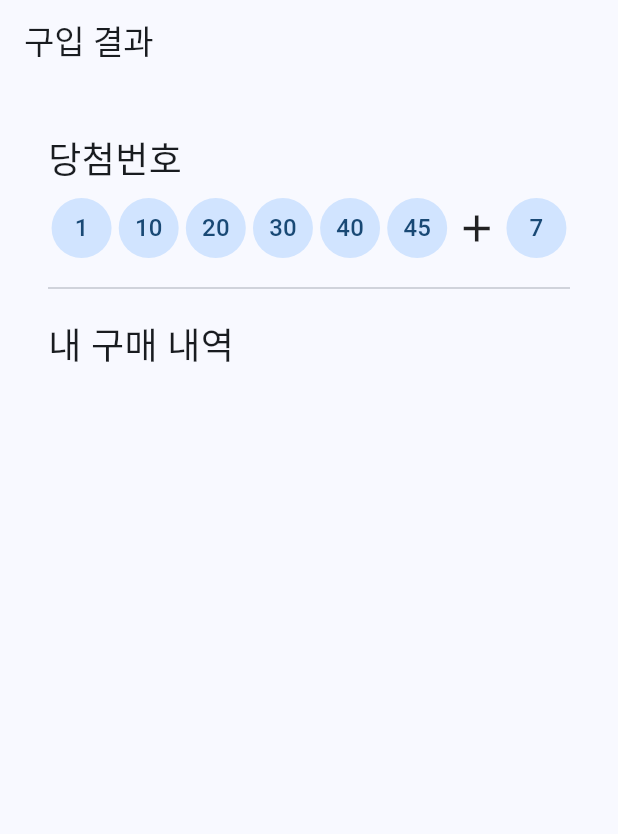
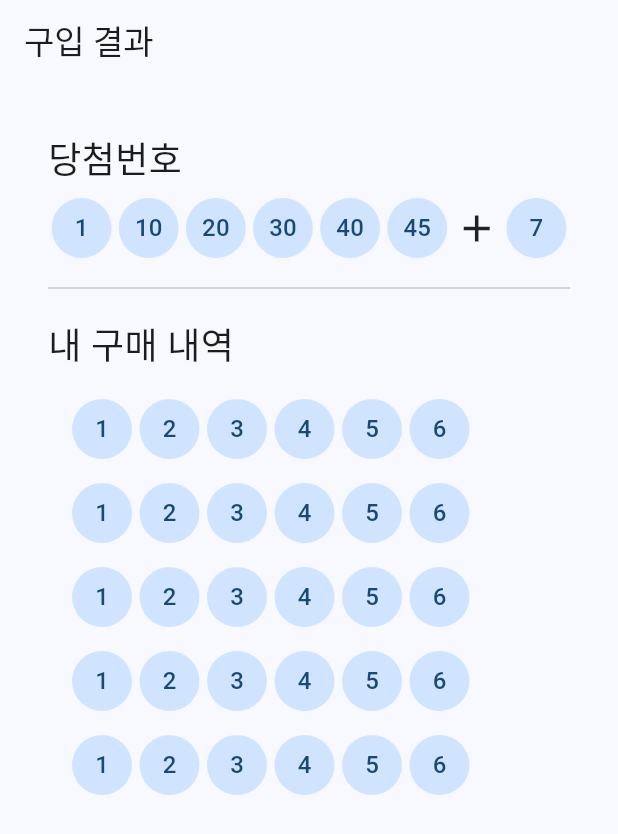
Before and after one commit to princebyun/flutter-lotto-8, a Flutter app: the screen it shows after launch, on a phone screen of 412 x 824 dp. Shown: the top 834 px of the screen. Run offline on Flutter 3.47's test engine with Material 3 defaults, Android fonts, the phone set to English and light mode, and no system bars.

Commit message:
design : 결과 화면 번호 목록 구입내역 UI 생성

```diff
--- a/lib/screens/result_screen.dart
+++ b/lib/screens/result_screen.dart
@@ -31,6 +31,30 @@ class ResultScreen extends StatelessWidget {
             Divider(height: 40, thickness: 1),
             Text('내 구매 내역', style: TextStyle(fontSize: 24)),
             SizedBox(height: 10),
+            Expanded(
+              child: ListView.builder(
+                itemCount: 5,
+                itemBuilder: (context, index) {
+                  return ListTile(
+                    subtitle: Row(
+                      children: [
+                        LottoBall(number: 1),
+                        SizedBox(width: 5),
+                        LottoBall(number: 2),
+                        SizedBox(width: 5),
+                        LottoBall(number: 3),
+                        SizedBox(width: 5),
+                        LottoBall(number: 4),
+                        SizedBox(width: 5),
+                        LottoBall(number: 5),
+                        SizedBox(width: 5),
+                        LottoBall(number: 6),
+                      ],
+                    ),
+                  );
+                },
+              ),
+            ),
           ],
         ),
       ),
```
